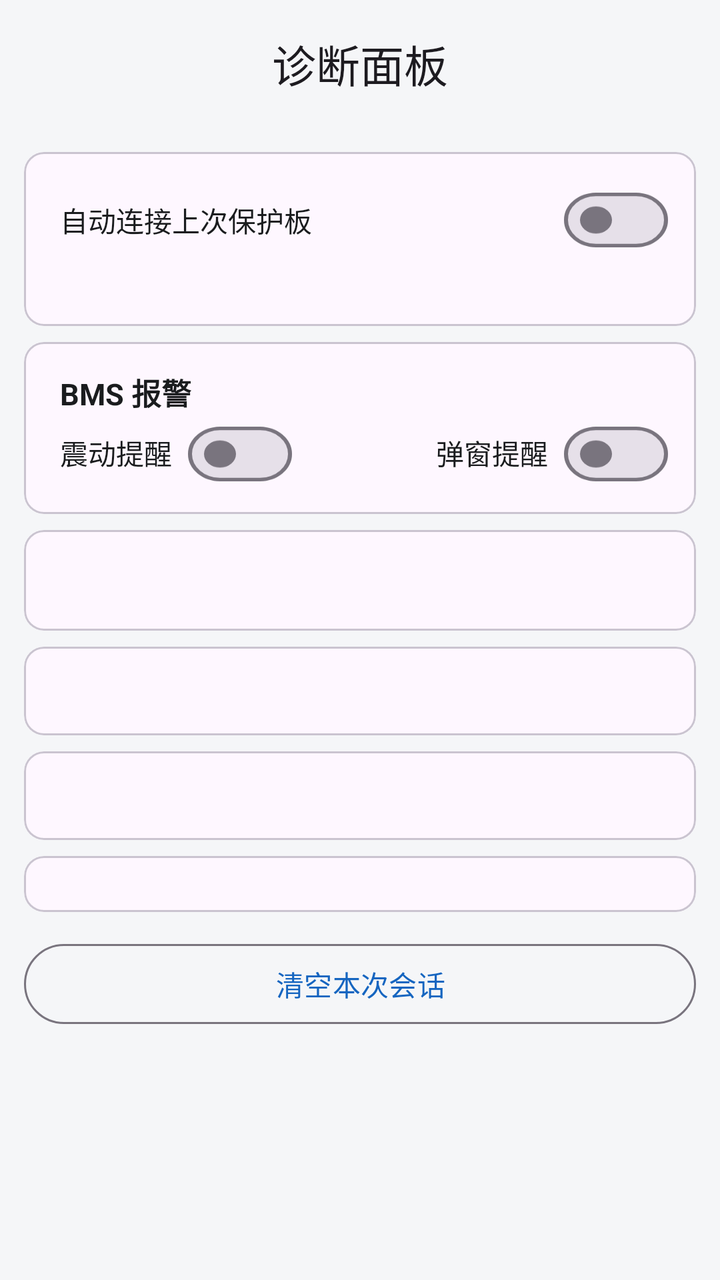
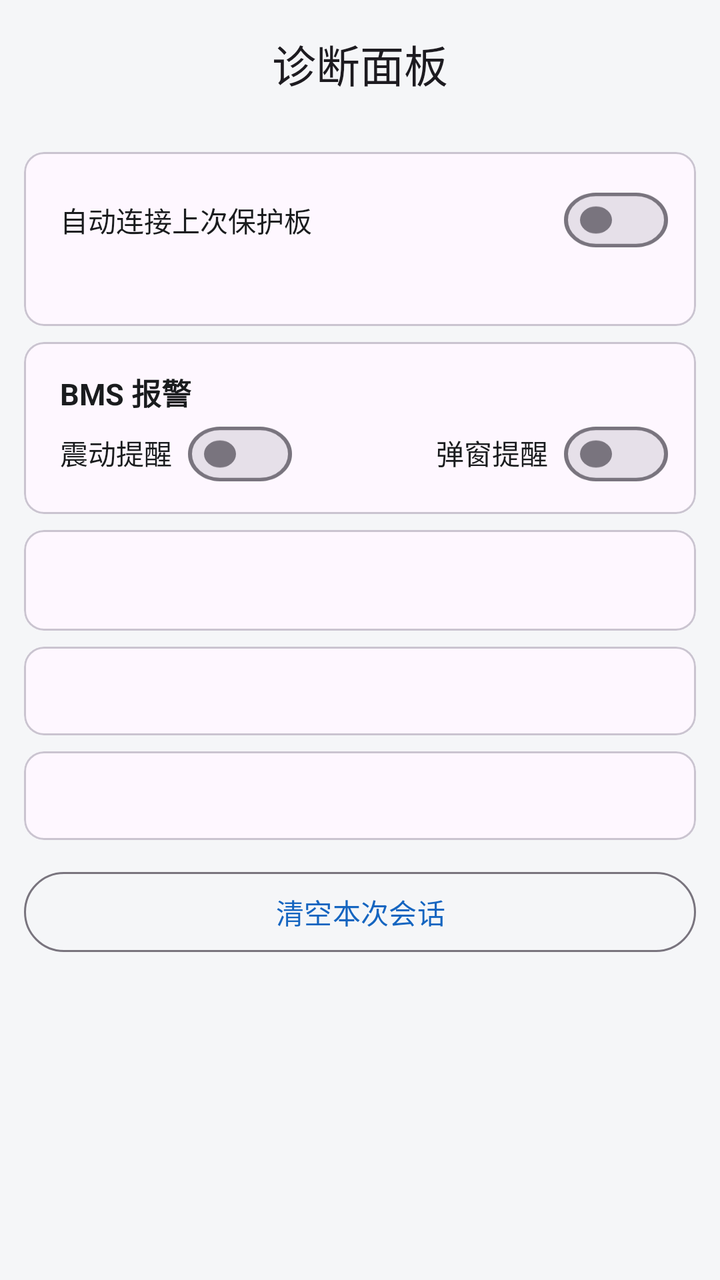

Before-and-after screenshots of an Android layout around one commit, followed by the original layout XML and the change that was made.
<!-- AndroidManifest.xml: application theme Theme.YYBMS -->
<!-- res/layout/activity_diag.xml -->
<?xml version="1.0" encoding="utf-8"?>
<LinearLayout xmlns:android="http://schemas.android.com/apk/res/android"
    xmlns:app="http://schemas.android.com/apk/res-auto"
    android:layout_width="match_parent"
    android:layout_height="match_parent"
    android:orientation="vertical">

    
    <com.google.android.material.appbar.MaterialToolbar
        android:id="@+id/toolbar"
        android:layout_width="match_parent"
        android:layout_height="?attr/actionBarSize"
        app:titleCentered="true"
        app:title="@string/diag_title" />

    <ScrollView
        android:layout_width="match_parent"
        android:layout_height="match_parent">

        <LinearLayout
            android:layout_width="match_parent"
            android:layout_height="wrap_content"
            android:orientation="vertical"
            android:padding="12dp">

            
            <com.google.android.material.card.MaterialCardView
                style="@style/DiagCard"
                android:layout_marginTop="0dp">

                <LinearLayout
                    android:layout_width="match_parent"
                    android:layout_height="wrap_content"
                    android:orientation="vertical"
                    android:paddingStart="4dp">

                    
                    <LinearLayout
                        android:layout_width="match_parent"
                        android:layout_height="wrap_content"
                        android:layout_marginTop="4dp"
                        android:gravity="center_vertical"
                        android:orientation="horizontal">

                        <TextView
                            android:layout_width="0dp"
                            android:layout_height="wrap_content"
                            android:layout_weight="1"
                            android:text="@string/setting_auto_connect"
                            android:textColor="@color/text_primary"
                            android:textSize="14sp" />

                        <com.google.android.material.materialswitch.MaterialSwitch
                            android:id="@+id/switch_diag_auto_connect"
                            android:layout_width="wrap_content"
                            android:layout_height="28dp"
                            android:minHeight="0dp"
                            android:scaleY="0.85" />
                    </LinearLayout>

                    <TextView
                        android:id="@+id/tv_diag_saved_device"
                        android:layout_width="match_parent"
                        android:layout_height="wrap_content"
                        android:layout_marginTop="4dp"
                        android:textColor="@color/text_primary"
                        android:textSize="14sp" />
                </LinearLayout>
            </com.google.android.material.card.MaterialCardView>

            
            <com.google.android.material.card.MaterialCardView
                style="@style/DiagCard">

                <LinearLayout
                    android:layout_width="match_parent"
                    android:layout_height="wrap_content"
                    android:orientation="vertical"
                    android:paddingStart="4dp">

                    <TextView
                        style="@style/CardTitle"
                        android:layout_width="wrap_content"
                        android:layout_height="wrap_content"
                        android:text="@string/bms_alarm_title" />

                    
                    <LinearLayout
                        android:layout_width="match_parent"
                        android:layout_height="wrap_content"
                        android:layout_marginTop="4dp"
                        android:orientation="horizontal">

                        <TextView
                            android:layout_width="wrap_content"
                            android:layout_height="wrap_content"
                            android:layout_marginEnd="8dp"
                            android:text="@string/bms_alarm_vibrate"
                            android:textColor="@color/text_primary"
                            android:textSize="14sp" />

                        <com.google.android.material.materialswitch.MaterialSwitch
                            android:id="@+id/switch_diag_vibrate"
                            android:layout_width="wrap_content"
                            android:layout_height="28dp"
                            android:minHeight="0dp"
                            android:scaleY="0.85" />

                        <Space
                            android:layout_width="0dp"
                            android:layout_height="1dp"
                            android:layout_weight="1" />

                        <TextView
                            android:layout_width="wrap_content"
                            android:layout_height="wrap_content"
                            android:layout_marginEnd="8dp"
                            android:text="@string/bms_alarm_dialog"
                            android:textColor="@color/text_primary"
                            android:textSize="14sp" />

                        <com.google.android.material.materialswitch.MaterialSwitch
                            android:id="@+id/switch_diag_dialog"
                            android:layout_width="wrap_content"
                            android:layout_height="28dp"
                            android:minHeight="0dp"
                            android:scaleY="0.85" />
                    </LinearLayout>
                </LinearLayout>
            </com.google.android.material.card.MaterialCardView>



     <com.google.android.material.card.MaterialCardView
            style="@style/DiagCard">

        <LinearLayout
  style="@style/DiagTable">

            <LinearLayout
      android:id="@+id/ll_identity"
     android:layout_width="match_parent"
           android:layout_height="wrap_content"
  android:orientation="vertical" />

            
            <TextView
                style="@style/DiagText"
                android:id="@+id/tv_device"
                android:layout_marginTop="6dp" />
        </LinearLayout>
    </com.google.android.material.card.MaterialCardView>

            
            <com.google.android.material.card.MaterialCardView
                style="@style/DiagCard">

                <TextView
                    style="@style/DiagText"
                    android:id="@+id/tv_derived" />
            </com.google.android.material.card.MaterialCardView>


        
        <com.google.android.material.card.MaterialCardView
style="@style/DiagCard">

       <LinearLayout
       style="@style/DiagTable">

    <LinearLayout
            android:id="@+id/ll_alarms"
   android:layout_width="match_parent"
                android:layout_height="wrap_content"
 android:orientation="vertical" />

      <TextView
             style="@style/DiagText"
 android:id="@+id/tv_alarms" />
         </LinearLayout>
        </com.google.android.material.card.MaterialCardView>

            
            <com.google.android.material.card.MaterialCardView
                android:id="@+id/card_anchors"
       style="@style/DiagCard">

  <LinearLayout
      style="@style/DiagTable">

    <LinearLayout
        android:id="@+id/ll_anchors"
      android:layout_width="match_parent"
        android:layout_height="wrap_content"
      android:orientation="vertical" />
    </LinearLayout>
            </com.google.android.material.card.MaterialCardView>

            <com.google.android.material.button.MaterialButton
                android:id="@+id/btn_reset"
                style="@style/Widget.Material3.Button.OutlinedButton"
                android:layout_width="match_parent"
                android:layout_height="wrap_content"
                android:layout_marginTop="12dp"
                android:layout_marginBottom="24dp"
                android:text="@string/diag_reset" />
        </LinearLayout>
    </ScrollView>
</LinearLayout>
<!-- resources referenced by this layout -->
<resources>
  <color name="text_primary">#1A1C1E</color>
  <string name="bms_alarm_dialog">弹窗提醒</string>
  <string name="bms_alarm_title">BMS 报警</string>
  <string name="bms_alarm_vibrate">震动提醒</string>
  <string name="diag_reset">清空本次会话</string>
  <string name="diag_title">诊断面板</string>
  <string name="setting_auto_connect">自动连接上次保护板</string>
  <style name="CardTitle">
          <item name="android:layout_width">wrap_content</item>
          <item name="android:layout_height">wrap_content</item>
          <item name="android:textSize">15sp</item>
          <item name="android:textStyle">bold</item>
          <item name="android:textColor">@color/text_primary</item>
      </style>
  <style name="DiagCard">
          <item name="android:layout_width">match_parent</item>
          <item name="android:layout_height">wrap_content</item>
          <item name="android:layout_marginTop">8dp</item>
          
          <item name="contentPadding">14dp</item>
          
          <item name="cardCornerRadius">10dp</item>
      </style>
  <style name="DiagTable">
          <item name="android:layout_width">match_parent</item>
          <item name="android:layout_height">wrap_content</item>
          <item name="android:orientation">vertical</item>
      </style>
  <style name="DiagText">
       <item name="android:layout_width">match_parent</item>
          <item name="android:layout_height">wrap_content</item>
     <item name="android:fontFamily">monospace</item>
          <item name="android:textSize">12sp</item>
          <item name="android:textColor">@color/text_primary</item>
          <item name="android:lineSpacingMultiplier">1.25</item>
          
          <item name="android:paddingStart">4dp</item>
      </style>
  <style name="Theme.YYBMS" parent="Theme.Material3.DayNight.NoActionBar">
          <item name="colorPrimary">@color/primary</item>
          <item name="colorPrimaryDark">@color/primary_dark</item>
          <item name="android:statusBarColor" tools:targetApi="l">?attr/colorPrimary</item>
          <item name="android:windowBackground">@color/background</item>
      </style>
  <color name="primary">#1565C0</color>
  <color name="primary_dark">#0D47A1</color>
  <color name="background">#F5F6F8</color>
</resources>

<!-- the commit's change to res/layout/activity_diag.xml (unified diff, before → after) -->
@@ -180,22 +180,6 @@ style="@style/DiagCard">
          </LinearLayout>
         </com.google.android.material.card.MaterialCardView>
 
-            
-            <com.google.android.material.card.MaterialCardView
-                android:id="@+id/card_anchors"
-       style="@style/DiagCard">
-
-  <LinearLayout
-      style="@style/DiagTable">
-
-    <LinearLayout
-        android:id="@+id/ll_anchors"
-      android:layout_width="match_parent"
-        android:layout_height="wrap_content"
-      android:orientation="vertical" />
-    </LinearLayout>
-            </com.google.android.material.card.MaterialCardView>
-
             <com.google.android.material.button.MaterialButton
                 android:id="@+id/btn_reset"
                 style="@style/Widget.Material3.Button.OutlinedButton"
